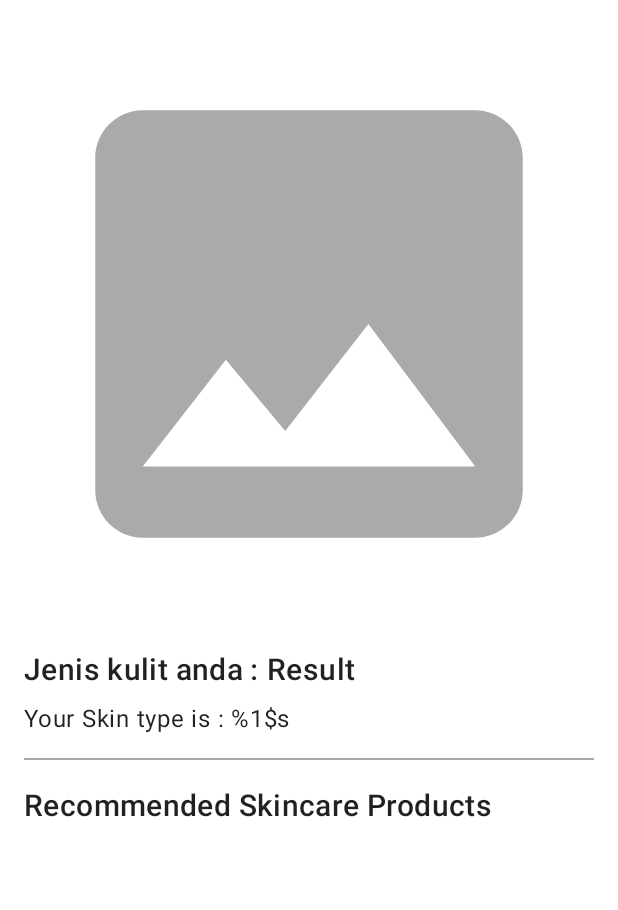
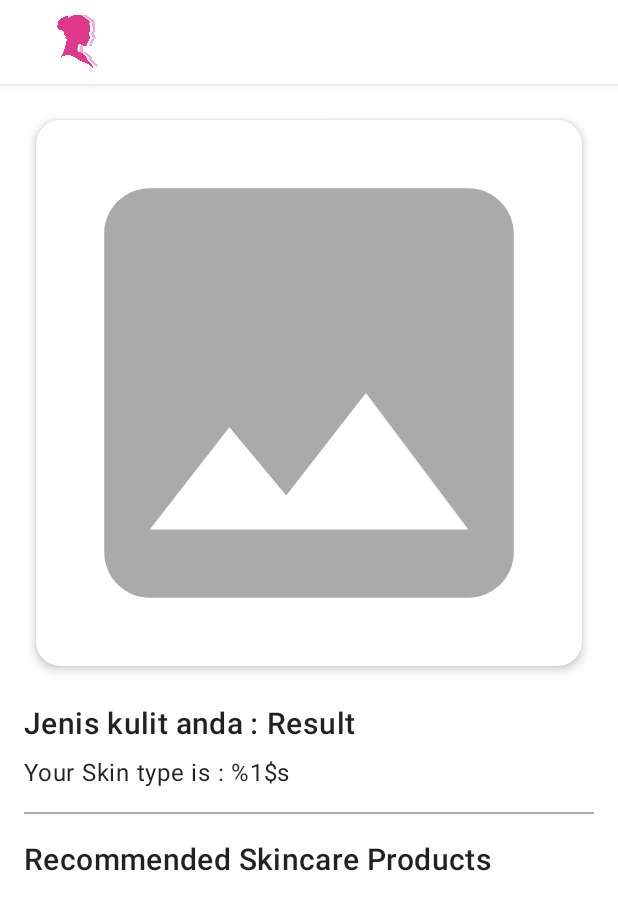
Before and after one commit to C242-PS091-Capstone-Bangkit/app-capstone, an Android app: the ResultActivity screen opened directly, with no data from a screen before it, on a phone screen of 412 x 824 dp. Shown: the top 910 px of the screen. Run offline under Robolectric (Android 15) with nearby library versions, the light colour scheme and no system bars; pictures from the network do not load.

Commit message:
edit username n layout resultactivity

```diff
--- a/skinalyzecapstone/app/src/main/AndroidManifest.xml
+++ b/skinalyzecapstone/app/src/main/AndroidManifest.xml
@@ -39,7 +39,7 @@
             android:name=".ui.help.HelpActivity"
             android:exported="false" />
         <activity
-            android:name=".ui.profile.EditUsername"
+            android:name=".ui.profile.EditUsernameActivity"
             android:exported="false" />
         <activity
             android:name=".ui.profile.EditProfile"
--- a/skinalyzecapstone/app/src/main/java/com/dicoding/skinalyzecapstone/data/UserRepository.kt
+++ b/skinalyzecapstone/app/src/main/java/com/dicoding/skinalyzecapstone/data/UserRepository.kt
@@ -29,7 +29,7 @@ class UserRepository(
         return apiServiceGeneral.getUsers()
     }
 
-    suspend fun getUserById(id: Int): UserResponse {
+    suspend fun getUserById(id: Int): GetUserIdResponse {
         return apiServiceGeneral.getUserById(id)
     }
 
@@ -37,8 +37,8 @@ class UserRepository(
         return apiServiceGeneral.registerUser(username, email, password)
     }
 
-    suspend fun editUser(id: Int, username: String, email: String, password: String): EditUserResponse {
-        return apiServiceGeneral.editUser(id, username, email, password)
+    suspend fun editUser(id: Int, username: String, email: String): EditUserResponse {
+        return apiServiceGeneral.editUser(id, username, email)
     }
 
     suspend fun deleteUser(id: Int): EditUserResponse {
--- a/skinalyzecapstone/app/src/main/java/com/dicoding/skinalyzecapstone/data/api/ApiServiceGeneral.kt
+++ b/skinalyzecapstone/app/src/main/java/com/dicoding/skinalyzecapstone/data/api/ApiServiceGeneral.kt
@@ -5,6 +5,7 @@ import com.dicoding.skinalyzecapstone.data.response.DeleteHistoryResponse
 import com.dicoding.skinalyzecapstone.data.response.DeleteReminderResponse
 import com.dicoding.skinalyzecapstone.data.response.EditUserResponse
 import com.dicoding.skinalyzecapstone.data.response.GetHistoryResponse
+import com.dicoding.skinalyzecapstone.data.response.GetUserIdResponse
 import com.dicoding.skinalyzecapstone.data.response.LoginResponse
 import com.dicoding.skinalyzecapstone.data.response.RegisterResponse
 import com.dicoding.skinalyzecapstone.data.response.ReminderResponse
@@ -29,7 +30,7 @@ interface ApiServiceGeneral {
     @GET("users/{id}")
     suspend fun getUserById(
         @Path("id") id: Int
-    ): UserResponse
+    ): GetUserIdResponse
 
     @FormUrlEncoded
     @POST("users")
@@ -45,7 +46,6 @@ interface ApiServiceGeneral {
         @Path("id") id: Int,
         @Field("username") username: String,
         @Field("email") email: String,
-        @Field("password") password: String
     ): EditUserResponse
 
     @DELETE("users/{id}")
--- a/skinalyzecapstone/app/src/main/java/com/dicoding/skinalyzecapstone/ui/profile/EditProfile.kt
+++ b/skinalyzecapstone/app/src/main/java/com/dicoding/skinalyzecapstone/ui/profile/EditProfile.kt
@@ -42,7 +42,7 @@ class EditProfile : AppCompatActivity() {
 
         // Tombol Edit Username
         editUsernameButton.setOnClickListener {
-            val intent = Intent(this, EditUsername::class.java)
+            val intent = Intent(this, EditUsernameActivity::class.java)
             startActivity(intent)
         }
 
--- a/skinalyzecapstone/app/src/main/res/layout/activity_result.xml
+++ b/skinalyzecapstone/app/src/main/res/layout/activity_result.xml
@@ -1,11 +1,44 @@
 <?xml version="1.0" encoding="utf-8"?>
-<ScrollView xmlns:android="http://schemas.android.com/apk/res/android"
+<androidx.coordinatorlayout.widget.CoordinatorLayout
+    xmlns:android="http://schemas.android.com/apk/res/android"
+    xmlns:app="http://schemas.android.com/apk/res-auto"
     xmlns:tools="http://schemas.android.com/tools"
-    xmlns:app="http://schemas.android.com/apk/res-auto"
     android:layout_width="match_parent"
     android:layout_height="match_parent"
-    android:padding="16dp"
     tools:context=".ui.result.ResultActivity">
+
+    <com.google.android.material.appbar.AppBarLayout
+        android:layout_width="match_parent"
+        android:layout_height="wrap_content">
+
+        <androidx.appcompat.widget.Toolbar
+            android:id="@+id/toolbar_result"
+            android:layout_width="match_parent"
+            android:layout_height="?attr/actionBarSize"
+            android:background="@color/white"
+            android:elevation="4dp"
+            app:layout_constraintTop_toTopOf="parent"
+            app:layout_constraintStart_toStartOf="parent"
+            app:layout_constraintEnd_toEndOf="parent">
+
+            <ImageView
+                android:id="@+id/logo_image"
+                android:layout_width="70dp"
+                android:layout_height="50dp"
+                android:src="@drawable/ic_app_logo"
+                android:contentDescription="@string/app_logo"
+                android:layout_gravity="start|center_vertical"
+                android:paddingStart="16dp"
+                android:paddingEnd="16dp" />
+        </androidx.appcompat.widget.Toolbar>
+    </com.google.android.material.appbar.AppBarLayout>
+
+
+    <androidx.core.widget.NestedScrollView
+        android:layout_width="match_parent"
+        android:layout_height="match_parent"
+        app:layout_behavior="@string/appbar_scrolling_view_behavior"
+        android:padding="16dp">
 
         <LinearLayout
             android:layout_width="match_parent"
@@ -13,13 +46,22 @@
             android:orientation="vertical"
             android:gravity="center_horizontal">
 
+            <androidx.cardview.widget.CardView
+                android:layout_width="match_parent"
+                android:layout_height="wrap_content"
+                app:cardCornerRadius="16dp"
+                app:cardElevation="4dp"
+                android:layout_margin="8dp">
+
                 <ImageView
                     android:id="@+id/result_image"
                     android:layout_width="match_parent"
-            android:layout_height="400dp"
-            android:scaleType="fitCenter"
+                    android:layout_height="wrap_content"
+                    android:adjustViewBounds="true"
+                    android:scaleType="centerCrop"
                     app:srcCompat="@drawable/ic_place_holder"
                     android:contentDescription="@string/result_image_desc" />
+            </androidx.cardview.widget.CardView>
 
             <LinearLayout
                 android:layout_width="match_parent"
@@ -79,4 +121,5 @@
                 tools:listitem="@layout/item_recommendation" />
 
         </LinearLayout>
-</ScrollView>
+    </androidx.core.widget.NestedScrollView>
+</androidx.coordinatorlayout.widget.CoordinatorLayout>
```
Also changed, not shown: skinalyzecapstone/app/src/main/java/com/dicoding/skinalyzecapstone/data/response/GetUserIdResponse.kt (added, +18 -0 lines), skinalyzecapstone/app/src/main/java/com/dicoding/skinalyzecapstone/ui/profile/EditUsername.kt (deleted, +0 -24 lines), skinalyzecapstone/app/src/main/java/com/dicoding/skinalyzecapstone/ui/profile/EditUsernameActivity.kt (added, +110 -0 lines), skinalyzecapstone/app/src/main/res/layout/activity_edit_username.xml (+8 -33 lines). Lines whose indentation alone changed are shown as unchanged.
